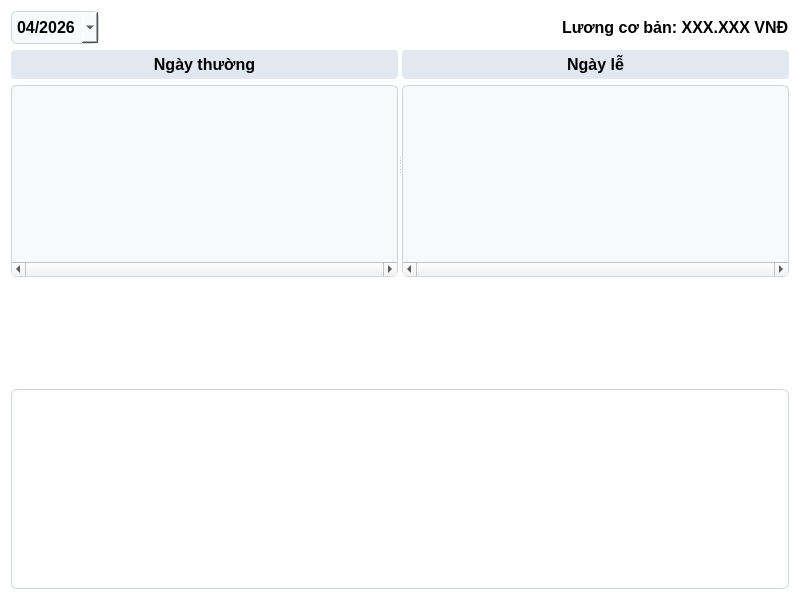
Above: src/view/Salary_View.ui from vttaan/OOP---Management-Application-Project before the change. Below: the same form after it.
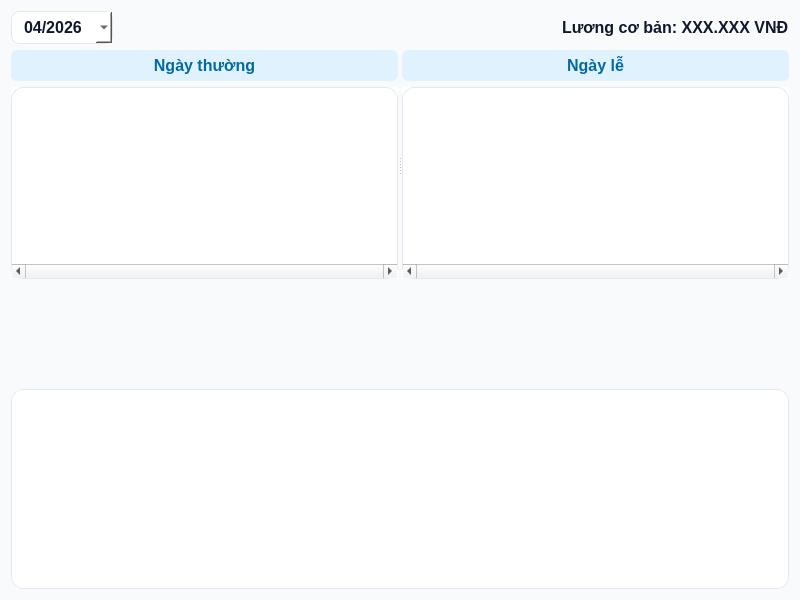
That is the form after the change.

Commit message: Update db, salary files, handle salary calculation

The edit to the form file:
```diff
--- a/src/view/Salary_View.ui
+++ b/src/view/Salary_View.ui
@@ -15,41 +15,72 @@
   </property>
   <property name="styleSheet">
    <string notr="true">QWidget#Salary_View {
-    background-color: #ffffff;
+    background-color: #F8FAFC;
 }
 QLabel {
-    color: #000000;
+    color: #0F172A;
 }
 QComboBox {
-    background-color: #f8fafc;
-    color: #000000;
-    border: 1px solid #cbd5e1;
-    border-radius: 6px;
-    padding: 5px;
+    background-color: #ffffff;
+    color: #0F172A;
+    border: 1px solid #E2E8F0;
+    border-radius: 8px;
+    padding: 5px 12px;
+}
+QComboBox:hover {
+    border-color: #93C5FD;
+    background-color: #F1F5F9;
 }
 QComboBox QAbstractItemView {
     background-color: #ffffff;
-    color: #000000;
-    selection-background-color: #3b82f6;
-    selection-color: #ffffff;
+    color: #0F172A;
+    selection-background-color: #EFF6FF;
+    selection-color: #0F172A;
+    outline: none;
+    border: 1px solid #E2E8F0;
+}
+QComboBox QAbstractItemView::item:hover {
+    background-color: #F0F9FF;
+    color: #0F172A;
+}
+QComboBox QAbstractItemView::item:selected {
+    background-color: #EFF6FF;
+    color: #0F172A;
 }
 QTableWidget {
     background-color: #ffffff;
-    color: #000000;
-    gridline-color: #cbd5e1;
-    border: 1px solid #cbd5e1;
-    border-radius: 6px;
+    color: #0F172A;
+    gridline-color: transparent;
+    border: 1px solid #E2E8F0;
+    border-radius: 12px;
+    outline: none;
+}
+QTableWidget::item {
+    border-bottom: 1px solid #F1F5F9;
+    padding: 6px;
+    color: #0F172A;
+}
+QTableWidget::item:hover {
+    background-color: #F0F9FF;
+    color: #0F172A;
+}
+QTableWidget::item:selected {
+    background-color: #EFF6FF;
+    color: #0F172A;
 }
 QHeaderView::section {
-    background-color: #f8fafc;
-    color: #000000;
-    padding: 5px;
-    border: 1px solid #cbd5e1;
-    font-weight: bold;
+    background-color: #F8FAFC;
+    color: #64748B;
+    padding: 8px;
+    border: none;
+    border-bottom: 2px solid #E2E8F0;
+    font-weight: 700;
+    font-size: 11px;
 }
 QTableCornerButton::section {
-    background-color: #f8fafc;
-    border: 1px solid #cbd5e1;
+    background-color: #F8FAFC;
+    border: none;
+    border-bottom: 2px solid #E2E8F0;
 }</string>
   </property>
   <layout class="QVBoxLayout" name="verticalLayout">
@@ -129,7 +160,7 @@
           </font>
          </property>
          <property name="styleSheet">
-          <string>background-color: #e2e8f0; color: #000000; padding: 5px; border-radius: 4px;</string>
+          <string>background-color: #E0F2FE; color: #0369A1; padding: 6px; border-radius: 6px; font-weight: bold;</string>
          </property>
          <property name="text">
           <string>Ngày thường</string>
@@ -145,7 +176,7 @@
           <bool>true</bool>
          </property>
          <property name="styleSheet">
-          <string notr="true">background-color: #f8f9fa;</string>
+          <string notr="true"></string>
          </property>
          <property name="horizontalScrollBarPolicy">
           <enum>Qt::ScrollBarPolicy::ScrollBarAlwaysOn</enum>
@@ -165,7 +196,7 @@
           </font>
          </property>
          <property name="styleSheet">
-          <string>background-color: #e2e8f0; color: #000000; padding: 5px; border-radius: 4px;</string>
+          <string>background-color: #E0F2FE; color: #0369A1; padding: 6px; border-radius: 6px; font-weight: bold;</string>
          </property>
          <property name="text">
           <string>Ngày lễ</string>
@@ -181,7 +212,7 @@
           <bool>true</bool>
          </property>
          <property name="styleSheet">
-          <string notr="true">background-color: #f8f9fa;</string>
+          <string notr="true"></string>
          </property>
          <property name="horizontalScrollBarPolicy">
           <enum>Qt::ScrollBarPolicy::ScrollBarAlwaysOn</enum>
```
The commit also changes 25 other files.
